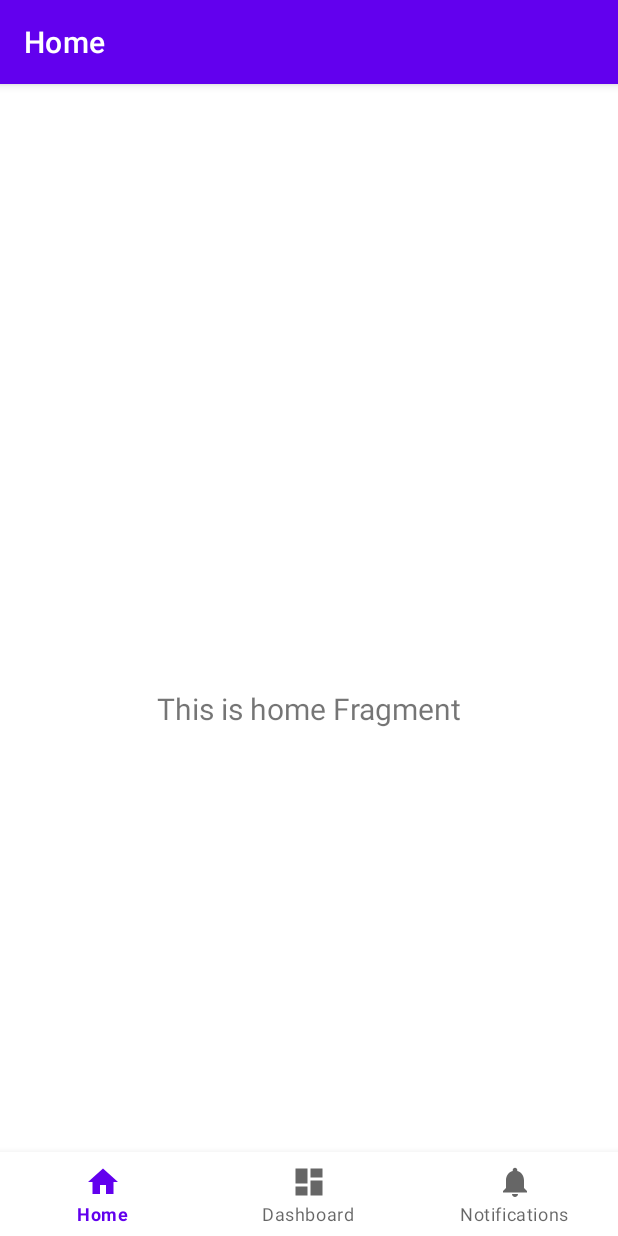
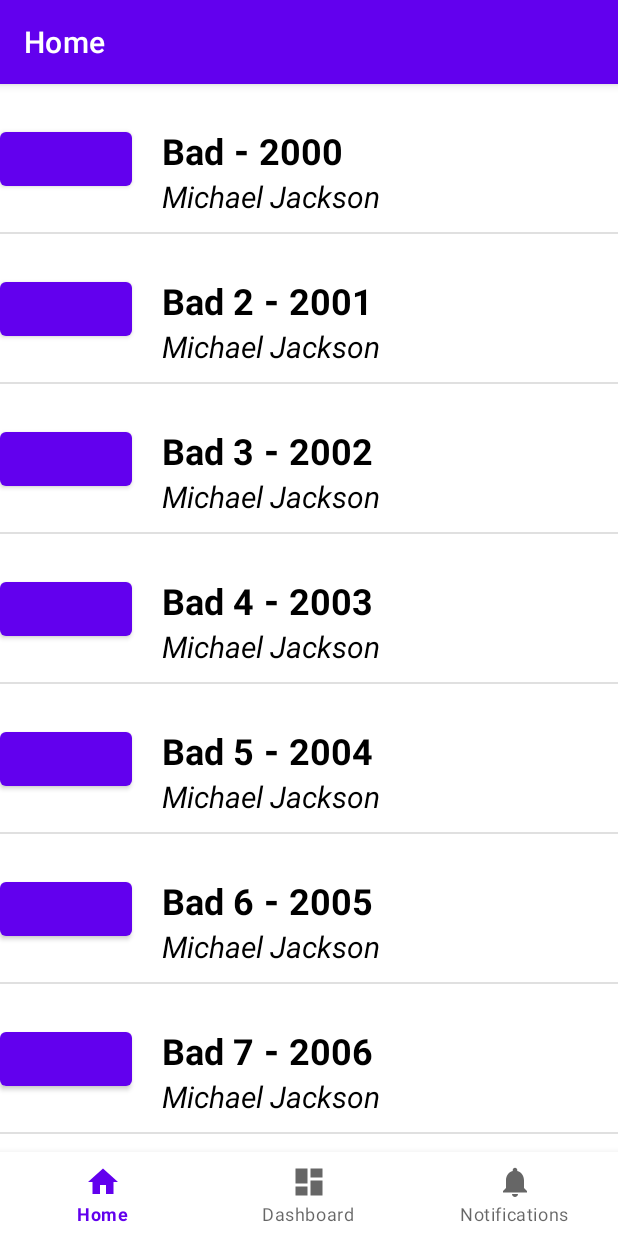
Before and after one commit to afrodriguezm1/AgileMates-Moviles-MISO, an Android app: the screen it shows after launch (MainActivity), on a phone screen of 412 x 824 dp. Run offline under Robolectric (Android 15) with nearby library versions, the phone set to English and light mode, and no system bars; our stand-ins replace navigation-ui.

Commit message:
Funcional list view

```diff
--- a/Vinilos/app/src/main/java/com/example/vinilos/MainActivity.kt
+++ b/Vinilos/app/src/main/java/com/example/vinilos/MainActivity.kt
@@ -28,5 +28,7 @@ class MainActivity : AppCompatActivity() {
                 R.id.navigation_home, R.id.navigation_dashboard, R.id.navigation_notifications))
         setupActionBarWithNavController(navController, appBarConfiguration)
         navView.setupWithNavController(navController)
+
+        binding
     }
 }
--- a/Vinilos/app/src/main/java/com/example/vinilos/ui/dashboard/DashboardFragment.kt
+++ b/Vinilos/app/src/main/java/com/example/vinilos/ui/dashboard/DashboardFragment.kt
@@ -20,8 +20,7 @@ class DashboardFragment : Fragment() {
     // onDestroyView.
     private val binding get() = _binding!!
 
-    override fun onCreateView(
-            inflater: LayoutInflater,
+    override fun onCreateView( inflater: LayoutInflater,
             container: ViewGroup?,
             savedInstanceState: Bundle?
     ): View? {
--- /dev/null
+++ b/Vinilos/app/src/main/java/com/example/vinilos/ui/home/AlbumAdapter.kt
@@ -0,0 +1,29 @@
+package com.example.vinilos.ui.home
+
+import android.app.Activity
+import android.view.LayoutInflater
+import android.view.View
+import android.view.ViewGroup
+import android.widget.ArrayAdapter
+import android.widget.TextView
+import com.example.vinilos.R
+import com.example.vinilos.models.Album
+
+class AlbumAdapter(private val context: Activity, private val arraylist: ArrayList<Album>): ArrayAdapter<Album>(context, R.layout.album_item, arraylist) {
+
+    override fun getView(position: Int, convertView: View?, parent: ViewGroup): View {
+
+        val inflater: LayoutInflater = LayoutInflater.from(context)
+        val view: View = inflater.inflate(R.layout.album_item, null)
+
+        val name : TextView = view.findViewById(R.id.albumTitle)
+        val year : TextView = view.findViewById(R.id.albumYear)
+        val recordLabel : TextView = view.findViewById(R.id.albumSinger)
+
+        name.text = arraylist[position].name
+        year.text = arraylist[position].releaseDate
+        recordLabel.text = arraylist[position].recordLabel
+
+        return view
+    }
+}
--- a/Vinilos/app/src/main/java/com/example/vinilos/ui/home/HomeFragment.kt
+++ b/Vinilos/app/src/main/java/com/example/vinilos/ui/home/HomeFragment.kt
@@ -1,40 +1,42 @@
 package com.example.vinilos.ui.home
 
+import android.app.Activity
 import android.os.Bundle
 import android.view.LayoutInflater
 import android.view.View
 import android.view.ViewGroup
-import android.widget.TextView
 import androidx.fragment.app.Fragment
-import androidx.lifecycle.Observer
-import androidx.lifecycle.ViewModelProvider
-import com.example.vinilos.R
+
 import com.example.vinilos.databinding.FragmentHomeBinding
+import com.example.vinilos.models.Album
 
 class HomeFragment : Fragment() {
 
-    private lateinit var homeViewModel: HomeViewModel
     private var _binding: FragmentHomeBinding? = null
+
+    private lateinit var albumList : ArrayList<Album>
 
     // This property is only valid between onCreateView and
     // onDestroyView.
     private val binding get() = _binding!!
 
-    override fun onCreateView(
-            inflater: LayoutInflater,
-            container: ViewGroup?,
-            savedInstanceState: Bundle?
-    ): View? {
-        homeViewModel =
-                ViewModelProvider(this).get(HomeViewModel::class.java)
+    override fun onCreateView(inflater: LayoutInflater, container: ViewGroup?, savedInstanceState: Bundle?): View? {
 
         _binding = FragmentHomeBinding.inflate(inflater, container, false)
         val root: View = binding.root
 
-        val textView: TextView = binding.textHome
-        homeViewModel.text.observe(viewLifecycleOwner, Observer {
-            textView.text = it
-        })
+        albumList = ArrayList()
+        albumList.add(Album(1,"Bad", "Michael Jackson", "2000", "Album", "Pop", "Michael Jackson"))
+        albumList.add(Album(2,"Bad 2", "Michael Jackson", "2001", "Album", "Pop", "Michael Jackson"))
+        albumList.add(Album(3,"Bad 3", "Michael Jackson", "2002", "Album", "Pop", "Michael Jackson"))
+        albumList.add(Album(4,"Bad 4", "Michael Jackson", "2003", "Album", "Pop", "Michael Jackson"))
+        albumList.add(Album(5,"Bad 5", "Michael Jackson", "2004", "Album", "Pop", "Michael Jackson"))
+        albumList.add(Album(6,"Bad 6", "Michael Jackson", "2005", "Album", "Pop", "Michael Jackson"))
+        albumList.add(Album(7,"Bad 7", "Michael Jackson", "2006", "Album", "Pop", "Michael Jackson"))
+        albumList.add(Album(8,"Bad 8", "Michael Jackson", "2007", "Album", "Pop", "Michael Jackson"))
+
+        binding.lvAlbum.adapter = getActivity()?.let { AlbumAdapter(it, albumList) }
+
         return root
     }
 
@@ -42,4 +44,9 @@ class HomeFragment : Fragment() {
         super.onDestroyView()
         _binding = null
     }
+
+    override fun onActivityCreated(savedInstanceState: Bundle?) {
+        super.onActivityCreated(savedInstanceState)
+
+    }
 }
--- a/Vinilos/app/src/main/java/com/example/vinilos/ui/home/HomeViewModel.kt
+++ /dev/null
@@ -1,13 +0,0 @@
-package com.example.vinilos.ui.home
-
-import androidx.lifecycle.LiveData
-import androidx.lifecycle.MutableLiveData
-import androidx.lifecycle.ViewModel
-
-class HomeViewModel : ViewModel() {
-
-    private val _text = MutableLiveData<String>().apply {
-        value = "This is home Fragment"
-    }
-    val text: LiveData<String> = _text
-}
--- a/Vinilos/app/src/main/res/layout/activity_main.xml
+++ b/Vinilos/app/src/main/res/layout/activity_main.xml
@@ -3,8 +3,7 @@
     xmlns:app="http://schemas.android.com/apk/res-auto"
     android:id="@+id/container"
     android:layout_width="match_parent"
-    android:layout_height="match_parent"
-    android:paddingTop="?attr/actionBarSize">
+    android:layout_height="match_parent">
 
     <com.google.android.material.bottomnavigation.BottomNavigationView
         android:id="@+id/nav_view"
@@ -21,13 +20,15 @@
     <fragment
         android:id="@+id/nav_host_fragment_activity_main"
         android:name="androidx.navigation.fragment.NavHostFragment"
-        android:layout_width="match_parent"
-        android:layout_height="match_parent"
+        android:layout_width="0dp"
+        android:layout_height="0dp"
         app:defaultNavHost="true"
         app:layout_constraintBottom_toTopOf="@id/nav_view"
+        app:layout_constraintHorizontal_bias="0.0"
         app:layout_constraintLeft_toLeftOf="parent"
         app:layout_constraintRight_toRightOf="parent"
         app:layout_constraintTop_toTopOf="parent"
+        app:layout_constraintVertical_bias="0.0"
         app:navGraph="@navigation/mobile_navigation" />
 
 </androidx.constraintlayout.widget.ConstraintLayout>
--- /dev/null
+++ b/Vinilos/app/src/main/res/layout/album_item.xml
@@ -0,0 +1,74 @@
+<?xml version="1.0" encoding="utf-8"?>
+<LinearLayout xmlns:android="http://schemas.android.com/apk/res/android"
+    android:orientation="vertical"
+    android:layout_width="match_parent"
+    android:layout_height="match_parent">
+
+    <RelativeLayout
+        android:layout_width="match_parent"
+        android:layout_height="wrap_content"
+        android:layout_marginTop="16dp">
+
+        <LinearLayout
+            android:layout_width="wrap_content"
+            android:layout_height="wrap_content"
+            android:layout_marginVertical="10dp"
+            android:orientation="horizontal">
+
+            <Button
+                android:id="@+id/button"
+                android:layout_width="wrap_content"
+                android:layout_height="wrap_content"
+                android:layout_weight="2" />
+
+            <LinearLayout
+                android:layout_width="wrap_content"
+                android:layout_height="wrap_content"
+                android:layout_marginStart="20dp"
+                android:orientation="vertical">
+
+                <LinearLayout
+                    android:layout_width="wrap_content"
+                    android:layout_height="wrap_content"
+                    android:orientation="horizontal">
+
+                    <TextView
+                        android:id="@+id/albumTitle"
+                        android:layout_width="wrap_content"
+                        android:layout_height="wrap_content"
+                        android:text="Título del álbum"
+                        android:textColor="@color/black"
+                        android:textSize="24sp"
+                        android:textStyle="bold" />
+
+                    <TextView
+                        android:layout_width="wrap_content"
+                        android:layout_height="wrap_content"
+                        android:text=" - "
+                        android:textColor="@color/black"
+                        android:textSize="26sp"
+                        android:textStyle="bold" />
+
+                    <TextView
+                        android:id="@+id/albumYear"
+                        android:layout_width="wrap_content"
+                        android:layout_height="wrap_content"
+                        android:text="2020"
+                        android:textColor="@color/black"
+                        android:textSize="24sp"
+                        android:textStyle="bold" />
+                </LinearLayout>
+
+                <TextView
+                    android:id="@+id/albumSinger"
+                    android:layout_width="wrap_content"
+                    android:layout_height="wrap_content"
+                    android:text="Artista1, Artista 2 ..."
+                    android:textColor="@color/black"
+                    android:textSize="20sp"
+                    android:textStyle="italic" />
+
+            </LinearLayout>
+        </LinearLayout>
+    </RelativeLayout>
+</LinearLayout>
--- a/Vinilos/app/src/main/res/layout/fragment_home.xml
+++ b/Vinilos/app/src/main/res/layout/fragment_home.xml
@@ -6,17 +6,15 @@
     android:layout_height="match_parent"
     tools:context=".ui.home.HomeFragment">
 
-    <TextView
-        android:id="@+id/text_home"
+    <LinearLayout
         android:layout_width="match_parent"
-        android:layout_height="wrap_content"
-        android:layout_marginStart="8dp"
-        android:layout_marginTop="8dp"
-        android:layout_marginEnd="8dp"
-        android:textAlignment="center"
-        android:textSize="20sp"
-        app:layout_constraintBottom_toBottomOf="parent"
-        app:layout_constraintEnd_toEndOf="parent"
-        app:layout_constraintStart_toStartOf="parent"
-        app:layout_constraintTop_toTopOf="parent" />
+        android:layout_height="match_parent"
+        android:orientation="vertical">
+
+        <ListView
+            android:id="@+id/lvAlbum"
+            android:layout_width="match_parent"
+            android:layout_height="match_parent"
+            tools:listitem="@layout/album_item"/>
+    </LinearLayout>
 </androidx.constraintlayout.widget.ConstraintLayout>
```
